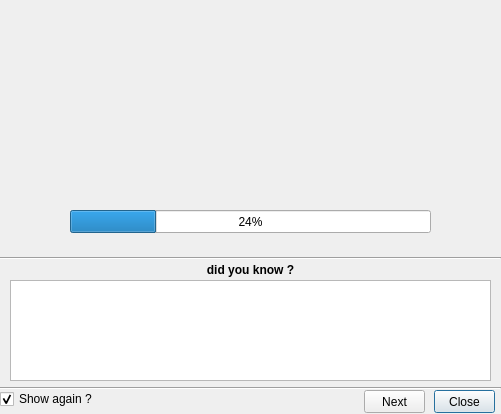
First picture: the form in software/tulip/designer/AppStartUp.ui, repository vadivelselvaraj/TulipGLImprovement, before the edit.
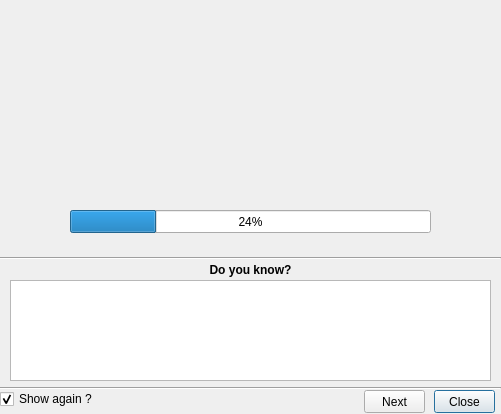
Second picture: the form after the edit.

Diff of the .ui file:
```diff
--- a/software/tulip/designer/AppStartUp.ui
+++ b/software/tulip/designer/AppStartUp.ui
@@ -42,7 +42,7 @@
     </font>
    </property>
    <property name="text">
-    <string>did you know ?</string>
+    <string>Do you know?</string>
    </property>
    <property name="alignment">
     <set>Qt::AlignCenter</set>
```
